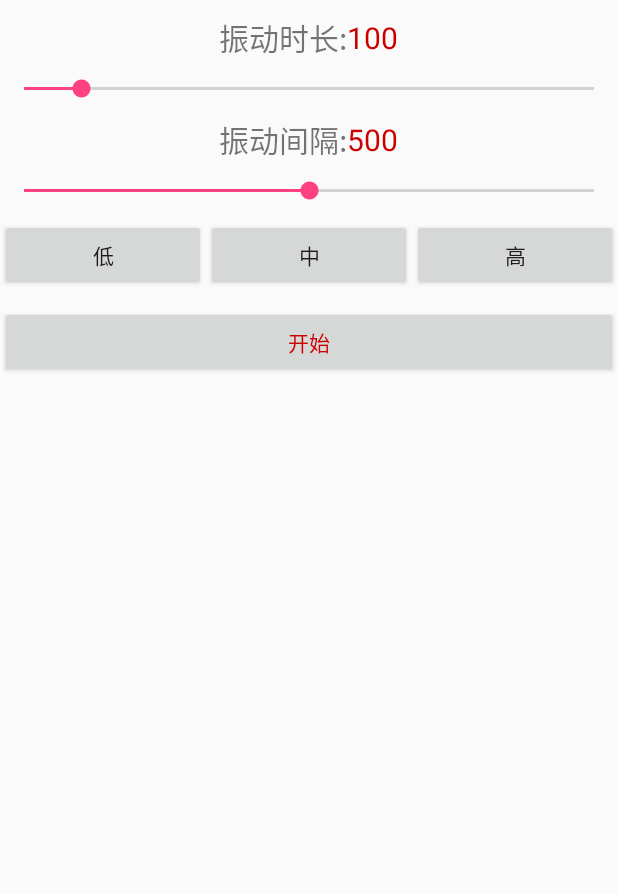
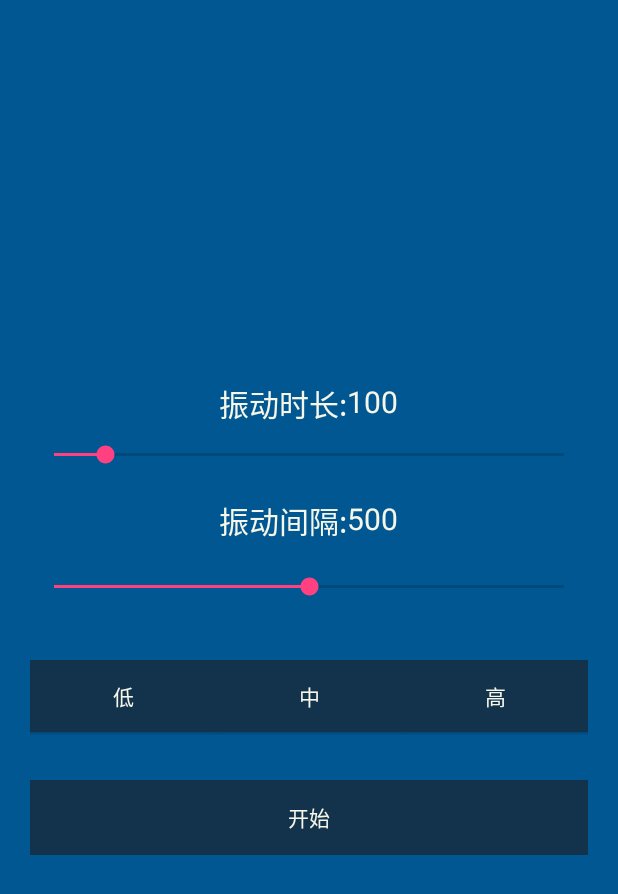
Before and after one commit to 2631686787/zhendong, an Android app: the layout activity_main.xml on its own in the app's theme, with its tools: preview values and no code run, on a phone screen of 412 x 824 dp. Shown: the top 894 px of the screen. Run offline under Robolectric (Android 15) with nearby library versions, the phone set to English and light mode, and no system bars.

Commit message:
改了一下配色，比之前好看些了

```diff
--- a/app/build.gradle
+++ b/app/build.gradle
@@ -12,6 +12,11 @@ android {
     }
     buildTypes {
         release {
+            lintOptions {
+                checkReleaseBuilds false
+                abortOnError false
+
+            }
             minifyEnabled false
             proguardFiles getDefaultProguardFile('proguard-android.txt'), 'proguard-rules.pro'
         }
--- a/app/src/main/java/com/example/a123/zhendong/MainActivity.java
+++ b/app/src/main/java/com/example/a123/zhendong/MainActivity.java
@@ -25,8 +25,7 @@ public class MainActivity extends AppCompatActivity {
     private Button kaiguan;
     private Vibrator vibrator;
     private int num = 1;//设置seekbar最小值为1
-//    private PowerManager pm;
-//    private PowerManager.WakeLock wl;
+
 
 
     @SuppressLint("NewApi")
@@ -35,15 +34,6 @@ public class MainActivity extends AppCompatActivity {
         super.onCreate(savedInstanceState);
         setContentView(R.layout.activity_main);
 
-//        pm =(PowerManager)getSystemService(Context.POWER_SERVICE);
-//        wl = pm.newWakeLock(PowerManager.PARTIAL_WAKE_LOCK,"------------------");
-//        wl.acquire();
-
-        // 沉浸状态栏
-        Window window = getWindow();
-        window.clearFlags(WindowManager.LayoutParams.FLAG_TRANSLUCENT_STATUS);
-        window.addFlags(WindowManager.LayoutParams.FLAG_DRAWS_SYSTEM_BAR_BACKGROUNDS);
-        window.setStatusBarColor(getResources().getColor(R.color.colorPrimary));
 
 
         //绑定对象
@@ -67,7 +57,6 @@ public class MainActivity extends AppCompatActivity {
 
             @Override
             public void onStartTrackingTouch(SeekBar seekBar) {
-
             }
 
             @Override
--- a/app/src/main/res/drawable/kaiguan.xml
+++ b/app/src/main/res/drawable/kaiguan.xml
@@ -1,6 +1,6 @@
 <?xml version="1.0" encoding="utf-8"?>
 <selector xmlns:android="http://schemas.android.com/apk/res/android">
-    <item android:drawable="@color/colorPrimary" android:state_pressed="false"/>
-    <item android:drawable="@color/hongse" android:state_pressed="true"/>
+    <item android:drawable="@color/button_off_color" android:state_pressed="false"/>
+    <item android:drawable="@color/button_on_color" android:state_pressed="true"/>
 
 </selector>
--- a/app/src/main/res/layout/activity_main.xml
+++ b/app/src/main/res/layout/activity_main.xml
@@ -1,117 +1,152 @@
 <?xml version="1.0" encoding="utf-8"?>
-<LinearLayout xmlns:android="http://schemas.android.com/apk/res/android"
-
+<RelativeLayout xmlns:android="http://schemas.android.com/apk/res/android"
     xmlns:tools="http://schemas.android.com/tools"
     android:layout_width="match_parent"
     android:layout_height="match_parent"
-    tools:context=".MainActivity"
+    android:background="@color/background_color"
+    android:fitsSystemWindows="true"
     android:orientation="vertical"
-    >
+    tools:context=".MainActivity">
 
-    <LinearLayout
-        android:gravity="center"
-        android:layout_marginTop="10dp"
+    <RelativeLayout
         android:layout_width="match_parent"
         android:layout_height="wrap_content"
-        android:orientation="horizontal"
-        >
+        android:layout_centerVertical="true"
+        android:padding="20dp">
+
+        <RelativeLayout
+            android:id="@+id/diyihang"
+            android:layout_width="wrap_content"
+            android:layout_height="wrap_content"
+            android:layout_centerHorizontal="true">
+
             <TextView
+                android:id="@+id/zdsc"
                 android:layout_width="wrap_content"
                 android:layout_height="wrap_content"
                 android:text="@string/shichang"
+                android:textColor="@color/text_color"
                 android:textSize="20sp" />
+
             <TextView
                 android:id="@+id/zhendongshichang_text"
                 android:layout_width="wrap_content"
                 android:layout_height="wrap_content"
+                android:layout_toRightOf="@id/zdsc"
                 android:text="100"
-            android:textColor="@color/hongse"
+                android:textColor="@color/text_color"
                 android:textSize="20sp" />
-    </LinearLayout>
+        </RelativeLayout>
 
-    <LinearLayout
+        <RelativeLayout
+            android:id="@+id/dierhang"
             android:layout_width="match_parent"
-        android:layout_height="wrap_content">
+            android:layout_height="wrap_content"
+            android:layout_below="@id/zdsc"
+            android:layout_marginTop="40dp">
+
             <SeekBar
                 android:id="@+id/zhendongshichang_seekbar"
                 android:layout_width="match_parent"
                 android:layout_height="wrap_content"
-            android:layout_marginTop="10dp"
+                android:max="999"
+                android:progress="100" />
+        </RelativeLayout>
 
-            android:max="999"
-            android:progress="100"
-            />
-    </LinearLayout>
+        <RelativeLayout
+            android:id="@+id/disanhang"
+            android:layout_width="wrap_content"
+            android:layout_height="wrap_content"
+            android:layout_below="@+id/dierhang"
+            android:layout_centerHorizontal="true"
+            android:layout_marginTop="20dp">
 
-    <LinearLayout
-        android:layout_marginTop="10dp"
-        android:gravity="center"
-        android:layout_width="match_parent"
-        android:layout_height="wrap_content"
-        android:orientation="horizontal"
-        >
             <TextView
+                android:id="@+id/zdjg"
                 android:layout_width="wrap_content"
                 android:layout_height="wrap_content"
                 android:text="@string/jiange"
+                android:textColor="@color/text_color"
                 android:textSize="20sp" />
+
             <TextView
                 android:id="@+id/zhendongjiange_text"
                 android:layout_width="wrap_content"
                 android:layout_height="wrap_content"
+                android:layout_toRightOf="@+id/zdjg"
                 android:text="500"
-            android:textColor="@color/hongse"
+                android:textColor="@color/text_color"
                 android:textSize="20sp" />
-    </LinearLayout>
+        </RelativeLayout>
 
-    <LinearLayout
+        <RelativeLayout
+            android:id="@+id/disihang"
             android:layout_width="match_parent"
-        android:layout_height="wrap_content">
+            android:layout_height="wrap_content"
+            android:layout_below="@id/disanhang"
+            android:layout_marginTop="20dp">
+
             <SeekBar
                 android:id="@+id/zhendongjiange_seekbar"
                 android:layout_width="match_parent"
                 android:layout_height="wrap_content"
-            android:layout_marginTop="10dp"
+                android:layout_below="@id/zhendongjiange_text"
                 android:max="999"
-            android:progress="500"
-            />
-    </LinearLayout>
+                android:progress="500" />
+
+        </RelativeLayout>
+
 
         <LinearLayout
-        android:layout_marginTop="10dp"
+            android:id="@+id/diwuhang"
             android:layout_width="match_parent"
-        android:layout_height="wrap_content"
+            android:layout_height="50dp"
+            android:layout_below="@+id/disihang"
+            android:layout_marginTop="40dp"
             android:weightSum="3">
+
             <Button
                 android:id="@+id/qiangdu_di"
                 android:layout_width="0dp"
                 android:layout_height="wrap_content"
                 android:layout_weight="1"
-            android:text="@string/qiangdu_di"/>
+                android:background="@drawable/kaiguan"
+                android:text="@string/qiangdu_di"
+                android:textColor="@color/text_color" />
+
             <Button
                 android:id="@+id/qinagdu_zhong"
                 android:layout_width="0dp"
                 android:layout_height="wrap_content"
                 android:layout_weight="1"
-            android:text="@string/qiangdu_zhong"/>
+                android:background="@drawable/kaiguan"
+                android:text="@string/qiangdu_zhong"
+                android:textColor="@color/text_color" />
+
             <Button
                 android:id="@+id/qiangdu_gao"
                 android:layout_width="0dp"
                 android:layout_height="wrap_content"
                 android:layout_weight="1"
-            android:text="@string/qiangdu_gao"/>
+                android:background="@drawable/kaiguan"
+                android:text="@string/qiangdu_gao"
+                android:textColor="@color/text_color" />
         </LinearLayout>
 
-    <LinearLayout
-        android:layout_marginTop="10dp"
+        <RelativeLayout
             android:layout_width="match_parent"
-        android:layout_height="wrap_content">
+            android:layout_height="wrap_content"
+            android:layout_below="@id/diwuhang"
+            android:layout_marginTop="30dp">
+
             <Button
                 android:id="@+id/kg"
                 android:layout_width="match_parent"
-            android:layout_height="wrap_content"
+                android:layout_height="50dp"
+                android:background="@drawable/kaiguan"
                 android:text="开始"
-            android:textColor="@color/hongse"/>
+                android:textColor="@color/text_color" />
 
-    </LinearLayout>
-</LinearLayout>
+        </RelativeLayout>
+    </RelativeLayout>
+</RelativeLayout>
--- a/app/src/main/res/values/colors.xml
+++ b/app/src/main/res/values/colors.xml
@@ -3,5 +3,10 @@
     <color name="colorPrimary">#3F51B5</color>
     <color name="colorPrimaryDark">#303F9F</color>
     <color name="colorAccent">#FF4081</color>
-    <color name="hongse">#CD0000</color>
+
+    <color name="background_color">#005792</color>
+    <color name="text_color">#f6f6e9</color>
+    <color name="seekbar_color">#005792</color>
+    <color name="button_off_color">#13334c</color>
+    <color name="button_on_color">#fd5f00</color>
 </resources>
--- a/app/src/main/res/values/strings.xml
+++ b/app/src/main/res/values/strings.xml
@@ -5,4 +5,5 @@
     <string name="qiangdu_di">低</string>
     <string name="qiangdu_zhong">中</string>
     <string name="qiangdu_gao">高</string>
+
 </resources>
--- a/app/src/main/res/values/styles.xml
+++ b/app/src/main/res/values/styles.xml
@@ -1,11 +1,12 @@
-<resources>
+<resources xmlns:tools="http://schemas.android.com/tools">
 
     <!-- Base application theme. -->
-    <style name="AppTheme" parent="Base.Theme.AppCompat.Light.DarkActionBar">
+    <style name="AppTheme" parent="Theme.AppCompat.Light.NoActionBar">
         <!-- Customize your theme here. -->
         <item name="colorPrimary">@color/colorPrimary</item>
         <item name="colorPrimaryDark">@color/colorPrimaryDark</item>
         <item name="colorAccent">@color/colorAccent</item>
+        <item name="android:windowTranslucentStatus" tools:ignore="NewApi">true</item>
     </style>
 
 </resources>
```
Also changed, not shown: 1 other file. Lines whose indentation alone changed are shown as unchanged.
